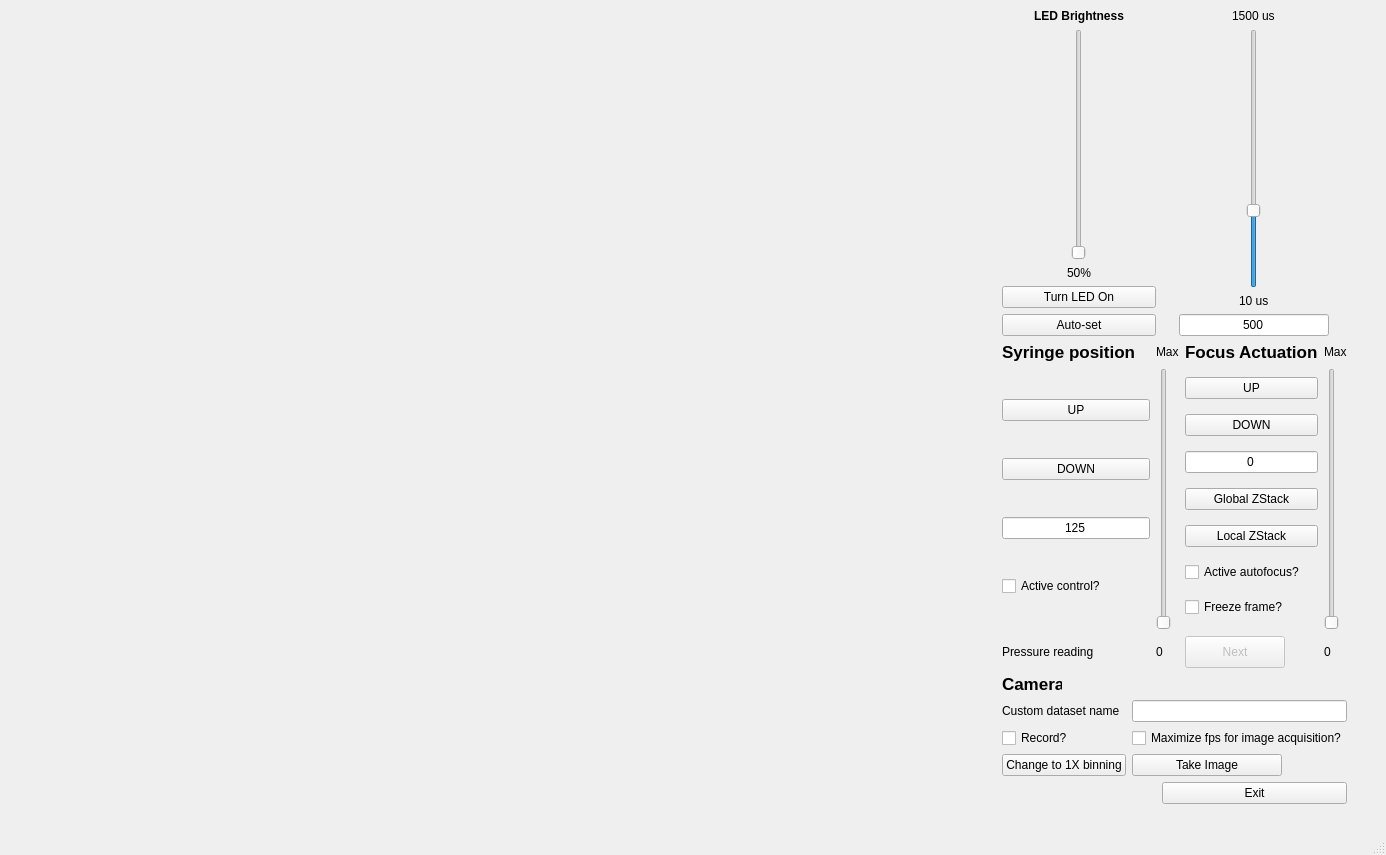
Qt form ulc_mm_package/QtGUI/liveview.ui (czbiohub-sf/ulc-malaria-scope) before a commit.
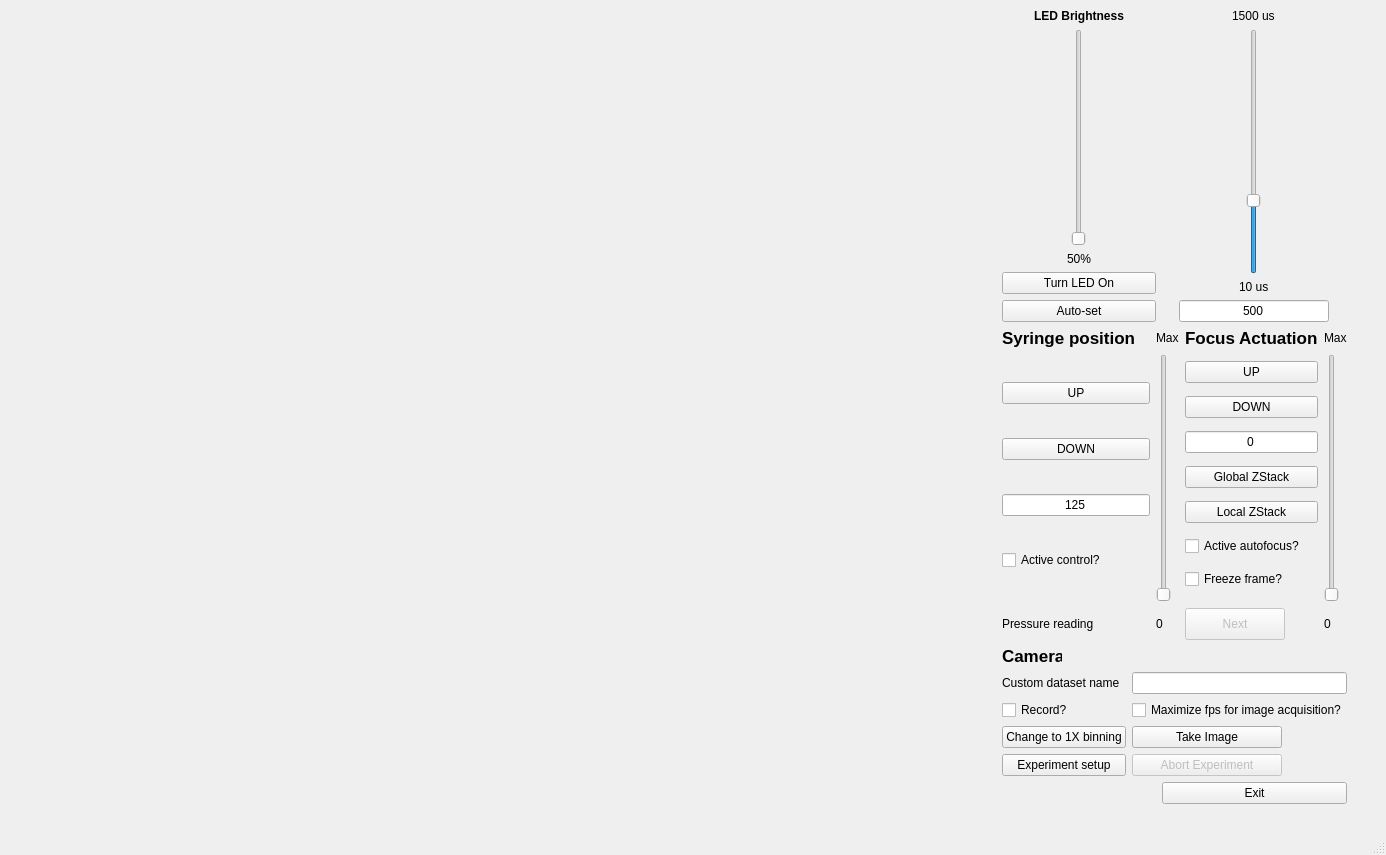
The same form after that commit. Custom widgets are drawn as their Qt base class.

What changed in the file:
```diff
--- a/ulc_mm_package/QtGUI/liveview.ui
+++ b/ulc_mm_package/QtGUI/liveview.ui
@@ -670,6 +670,35 @@
           </property>
          </widget>
         </item>
+        <item row="4" column="0">
+         <widget class="QPushButton" name="btnExperimentSetup">
+          <property name="maximumSize">
+           <size>
+            <width>150</width>
+            <height>16777215</height>
+           </size>
+          </property>
+          <property name="text">
+           <string>Experiment setup</string>
+          </property>
+         </widget>
+        </item>
+        <item row="4" column="1">
+         <widget class="QPushButton" name="btnAbortExperiment">
+          <property name="enabled">
+           <bool>false</bool>
+          </property>
+          <property name="maximumSize">
+           <size>
+            <width>150</width>
+            <height>16777215</height>
+           </size>
+          </property>
+          <property name="text">
+           <string>Abort Experiment</string>
+          </property>
+         </widget>
+        </item>
        </layout>
       </item>
       <item row="4" column="1">
```
